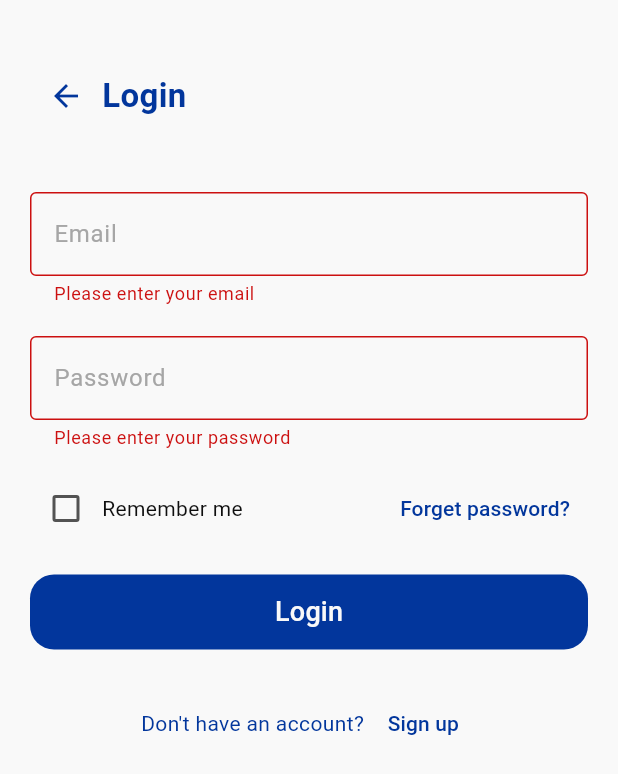
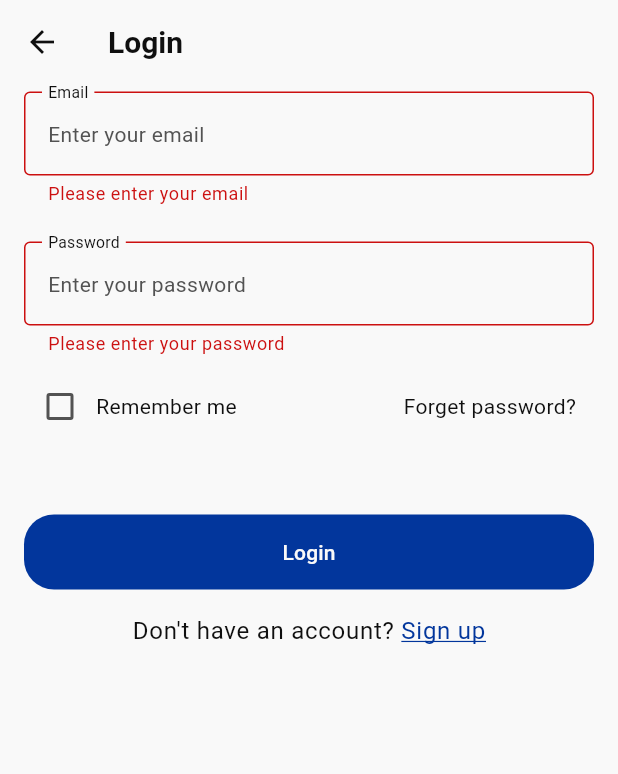
Before and after one commit to ahmedyhia123/exam_app, a Flutter app: the screen it shows after launch, after a tap on "Login", on a phone screen of 412 x 824 dp. Shown: the top 774 px of the screen. Run offline on Flutter 3.47's test engine with Material 3 defaults, Android fonts, the phone set to English and light mode, and no system bars; our stand-ins replace dartz, dio, flutter_bloc, get_it, injectable, pretty_dio_logger and 2 more; generated files the repository leaves out were written again.

Commit message:
some refactors and Signin feature done

```diff
--- a/lib/core/l10n/app_ar.arb
+++ b/lib/core/l10n/app_ar.arb
@@ -1,4 +1,5 @@
 
 {
-    "appName" : "امتحانات اونلاين"
+    "appName" : "امتحانات اونلاين",
+    "login" : "تسجيل الدخول"
 }
--- a/lib/core/l10n/app_en.arb
+++ b/lib/core/l10n/app_en.arb
@@ -1,4 +1,5 @@
 {
-    "appName" : "Exam App"
+    "appName" : "Exam App",
+    "login" : "Login"
 
 }
--- a/lib/core/l10n/translations/app_localizations.dart
+++ b/lib/core/l10n/translations/app_localizations.dart
@@ -103,6 +103,12 @@ abstract class AppLocalizations {
   /// In en, this message translates to:
   /// **'Exam App'**
   String get appName;
+
+  /// No description provided for @login.
+  ///
+  /// In en, this message translates to:
+  /// **'Login'**
+  String get login;
 }
 
 class _AppLocalizationsDelegate
--- a/lib/core/l10n/translations/app_localizations_ar.dart
+++ b/lib/core/l10n/translations/app_localizations_ar.dart
@@ -10,4 +10,7 @@ class AppLocalizationsAr extends AppLocalizations {
 
   @override
   String get appName => 'امتحانات اونلاين';
+
+  @override
+  String get login => 'تسجيل الدخول';
 }
--- a/lib/core/l10n/translations/app_localizations_en.dart
+++ b/lib/core/l10n/translations/app_localizations_en.dart
@@ -10,4 +10,7 @@ class AppLocalizationsEn extends AppLocalizations {
 
   @override
   String get appName => 'Exam App';
+
+  @override
+  String get login => 'Login';
 }
--- a/lib/core/route/routes.dart
+++ b/lib/core/route/routes.dart
@@ -2,7 +2,7 @@ import 'package:exam_app/core/DI/di.dart';
 import 'package:exam_app/core/l10n/translations/app_localizations.dart';
 import 'package:exam_app/core/provider/app_config_provider.dart';
 import 'package:exam_app/core/route/app_routes.dart';
-import 'package:exam_app/features/auth/presentation/pages/login_page.dart';
+import 'package:exam_app/features/auth/presentation/views/login_page.dart';
 import 'package:flutter/material.dart';
 
 abstract class Routes {
--- a/lib/core/theme/app_theme.dart
+++ b/lib/core/theme/app_theme.dart
@@ -5,6 +5,14 @@ abstract class AppThem {
   static ThemeData getTheme(ColorScheme colorScheme) {
     return ThemeData(
       colorScheme: colorScheme,
+      textTheme: TextTheme(
+        bodyLarge: TextStyle(fontSize: 16, color: colorScheme.secondary),
+        bodyMedium: TextStyle(fontSize: 14, color: colorScheme.secondary),
+        bodySmall: TextStyle(fontSize: 12, color: colorScheme.secondary),
+        titleLarge: TextStyle(fontSize: 20, color: colorScheme.secondary),
+        titleMedium: TextStyle(fontSize: 18, color: colorScheme.secondary),
+        titleSmall: TextStyle(fontSize: 16, color: colorScheme.secondary),
+      ),
       inputDecorationTheme: InputDecorationTheme(
         labelStyle: const TextStyle(color: AppColors.lightGray),
         enabledBorder: OutlineInputBorder(
@@ -32,7 +40,7 @@ abstract class AppThem {
         style: FilledButton.styleFrom(
           backgroundColor: AppColors.blue,
           shape: RoundedRectangleBorder(
-            borderRadius: BorderRadius.circular(16),
+            borderRadius: BorderRadius.circular(20),
           ),
         ),
       ),
--- a/lib/features/auth/api/source/auth_servises_impl.dart
+++ b/lib/features/auth/api/source/auth_servises_impl.dart
@@ -1,22 +1,22 @@
 import 'package:dartz/dartz.dart';
 import 'package:dio/dio.dart';
-import 'package:exam_app/core/DI/di.dart';
 import 'package:exam_app/core/errors/failure.dart';
-import 'package:exam_app/features/auth/api/model/SignInRespones.dart';
 import 'package:exam_app/features/auth/api/model/signin_req_params.dart';
 import 'package:exam_app/features/auth/api/apiservices/api_servises.dart';
-import 'package:exam_app/features/auth/api/model/user.dart';
 import 'package:exam_app/features/auth/data/source/auth_api_service.dart';
 import 'package:exam_app/features/auth/domin/entities/user_entity.dart';
 import 'package:injectable/injectable.dart';
 
 @Injectable(as: AuthApiService)
 class AuthApiServiceImpl implements AuthApiService {
+  final ApiServises _apiServises ;
+
+  AuthApiServiceImpl(this._apiServises);
 
   @override
   Future<Either<Failure, UserEntity>> signIn(SigninReqParams params) async {
     try {
-      var res = await getIt<ApiServises>().signIn(params.toMap());
+      var res = await _apiServises.signIn(params.toMap());
       return Right(UserEntity.fromUserDto( res.user!));
     } on DioException catch (e) {
       return Left(ServerFailure(e.response!.data['message']));
--- a/lib/features/auth/data/repository/auth_repo_impl.dart
+++ b/lib/features/auth/data/repository/auth_repo_impl.dart
@@ -1,16 +1,16 @@
 import 'package:dartz/dartz.dart';
-import 'package:exam_app/core/DI/di.dart';
 import 'package:exam_app/core/errors/failure.dart';
 import 'package:exam_app/features/auth/api/model/signin_req_params.dart';
-import 'package:exam_app/features/auth/api/model/user.dart';
 import 'package:exam_app/features/auth/data/source/auth_api_service.dart';
 import 'package:exam_app/features/auth/domin/entities/user_entity.dart';
 import 'package:exam_app/features/auth/domin/repository/auth_repo.dart';
 import 'package:injectable/injectable.dart';
-@singleton
+@injectable
 class AuthRepoImpl implements AuthRepo {
+  AuthApiService _authApiService ;
+  AuthRepoImpl(this._authApiService);
   @override
   Future<Either<Failure, UserEntity>> signIn(SigninReqParams params) async {
-    return await getIt<AuthApiService>().signIn(params);
+    return await _authApiService.signIn(params);
   }
 }
--- a/lib/features/auth/domin/entities/user_entity.dart
+++ b/lib/features/auth/domin/entities/user_entity.dart
@@ -40,4 +40,6 @@ class UserEntity {
       passwordChangedAt: userDto.passwordChangedAt,
     );
   }
+
+
 }
--- a/lib/features/auth/domin/usecases/signin.dart
+++ b/lib/features/auth/domin/usecases/signin.dart
@@ -1,15 +1,16 @@
 import 'package:dartz/dartz.dart';
-import 'package:exam_app/core/DI/di.dart';
 import 'package:exam_app/core/errors/failure.dart';
 import 'package:exam_app/core/usecases/usecases.dart';
 import 'package:exam_app/features/auth/api/model/signin_req_params.dart';
 import 'package:exam_app/features/auth/data/repository/auth_repo_impl.dart';
 import 'package:exam_app/features/auth/domin/entities/user_entity.dart';
 import 'package:injectable/injectable.dart';
-@singleton
+@injectable
 class SigninUsecase implements UseCase<Either ,SigninReqParams> {
+  AuthRepoImpl _authRepoImpl;
+  SigninUsecase(this._authRepoImpl);
   @override
   Future<Either<Failure, UserEntity>> call({SigninReqParams ? params}) async {
-    return await getIt<AuthRepoImpl>().signIn(params!);
+    return await _authRepoImpl.signIn(params!);
   }
 }
--- a/lib/features/auth/presentation/pages/login_page.dart
+++ /dev/null
@@ -1,171 +0,0 @@
-import 'package:exam_app/core/DI/di.dart';
-import 'package:exam_app/core/theme/app_colors.dart';
-import 'package:exam_app/features/auth/api/model/signin_req_params.dart';
-import 'package:exam_app/features/auth/domin/entities/user_entity.dart';
-import 'package:exam_app/features/auth/domin/usecases/signin.dart';
-import 'package:flutter/material.dart';
-
-class LoginScreen extends StatefulWidget {
-  const LoginScreen({super.key});
-
-  @override
-  State<LoginScreen> createState() => _LoginScreenState();
-}
-
-class _LoginScreenState extends State<LoginScreen> {
-  final _formKey = GlobalKey<FormState>();
-  final _emailController = TextEditingController();
-  final _passwordController = TextEditingController();
-  bool _rememberMe = false;
-
-  @override
-  void dispose() {
-    _emailController.dispose();
-    _passwordController.dispose();
-    super.dispose();
-  }
-
-  void _submit() {
-    if (_formKey.currentState!.validate()) {
-      final email = _emailController.text.trim();
-      final password = _passwordController.text.trim();
-
-      var result = getIt<SigninUsecase>().call(
-        params: SigninReqParams(email: email, password: password),
-      );
-      UserEntity? user;
-      result.then(
-        (value) => value.fold(
-          (l) => ScaffoldMessenger.of(
-            context,
-          ).showSnackBar(SnackBar(content: Text(l.message))),
-          (r) => ScaffoldMessenger.of(context).showSnackBar(
-            const SnackBar(
-              content: Text('تم بنجاح 🎉'),
-              duration: Duration(seconds: 2),
-            ),
-          ),
-        ),
-      );
-
-      print('Email: $email, Password: $password, RememberMe: $_rememberMe');
-    }
-  }
-
-  @override
-  Widget build(BuildContext context) {
-    return Scaffold(
-      body: SafeArea(
-        child: Padding(
-          padding: const EdgeInsets.all(20),
-          child: Form(
-            key: _formKey,
-            child: ListView(
-              children: [
-                const SizedBox(height: 20),
-                Row(
-                  children: [
-                    IconButton(
-                      icon: const Icon(Icons.arrow_back),
-                      onPressed: () {},
-                    ),
-                    const Text(
-                      'Login',
-                      style: TextStyle(
-                        fontSize: 22,
-                        fontWeight: FontWeight.bold,
-                      ),
-                    ),
-                  ],
-                ),
-                const SizedBox(height: 40),
-                TextFormField(
-                  controller: _emailController,
-                  keyboardType: TextInputType.emailAddress,
-                  decoration: const InputDecoration(
-                    labelText: 'Email',
-                    hintText: 'Enter your email',
-                    border: OutlineInputBorder(),
-                  ),
-                  validator: (value) {
-                    if (value == null || value.isEmpty) {
-                      return 'Please enter your email';
-                    }
-                    if (!RegExp(r'^[^@]+@[^@]+\.[^@]+').hasMatch(value)) {
-                      return 'Enter a valid email';
-                    }
-                    return null;
-                  },
-                ),
-                const SizedBox(height: 20),
-                TextFormField(
-                  controller: _passwordController,
-                  obscureText: true,
-                  decoration: const InputDecoration(
-                    labelText: 'Password',
-                    hintText: 'Enter your password',
-                    border: OutlineInputBorder(),
-                  ),
-                  validator: (value) {
-                    if (value == null || value.isEmpty) {
-                      return 'Please enter your password';
-                    }
-                    if (value.length < 6) {
-                      return 'Password must be at least 6 characters';
-                    }
-                    return null;
-                  },
-                ),
-                const SizedBox(height: 15),
-                Row(
-                  children: [
-                    Checkbox(
-                      activeColor: AppColors.gray,
-                      side: const BorderSide(color: AppColors.gray ,width: 2),
-                      value: _rememberMe,
-                      onChanged: (val) {
-                        setState(() {
-                          _rememberMe = val!;
-                        });
-                      },
-                    ),
-                    const Text('Remember me' ,style: TextStyle(color: AppColors.black),),
-                    const Spacer(),
-                    TextButton(
-                      onPressed: () {
-                        // ننتقل إلى صفحة نسيان كلمة المرور
-                      },
-                      child: const Text('Forget password?'),
-                    ),
-                  ],
-                ),
-                const SizedBox(height: 20),
-                SizedBox(
-                  height: 50,
-                  child: FilledButton(
-                    onPressed: _submit,
-
-                    child: const Text('Login', style: TextStyle(fontSize: 18)),
-                  ),
-                ),
-                const SizedBox(height: 25),
-                Row(
-                  mainAxisAlignment: MainAxisAlignment.center,
-                  children: [
-                    const Text("Don't have an account? "),
-                    TextButton(
-                      onPressed: () {
-                        // ننتقل إلى صفحة التسجيل
-                      },
-                      child: const Text('Sign up'),
-                    ),
-                  ],
-                ),
-              ],
-            ),
-          ),
-        ),
-      ),
-    );
-  }
-}
--- /dev/null
+++ b/lib/features/auth/presentation/view_model/cubit/signin_cubit.dart
@@ -0,0 +1,25 @@
+
+import 'package:exam_app/core/errors/failure.dart';
+import 'package:exam_app/features/auth/api/model/signin_req_params.dart';
+import 'package:exam_app/features/auth/domin/usecases/signin.dart';
+import 'package:flutter_bloc/flutter_bloc.dart';
+import 'package:injectable/injectable.dart';
+import 'package:meta/meta.dart';
+part 'signin_state.dart';
+
+@injectable
+class SigninCubit extends Cubit<SigninState> {
+  SigninCubit(this._signinUsecase) : super(SigninInitial());
+  final SigninUsecase _signinUsecase;
+  void signIn(SigninReqParams params) async {
+    emit(SigninLoading());
+  await _signinUsecase.call(params: params).then(
+      (value) => value.fold(
+        (l)  {
+          emit(SigninFailure(l));},
+        (r) {
+          emit(SigninSuccess());},
+      ),
+    );
+  }
+}
--- /dev/null
+++ b/lib/features/auth/presentation/view_model/cubit/signin_state.dart
@@ -0,0 +1,12 @@
+part of 'signin_cubit.dart';
+
+@immutable
+sealed class SigninState {}
+
+final class SigninInitial extends SigninState {}
+final class SigninSuccess extends SigninState {}
+final class SigninLoading extends SigninState {}
+final class SigninFailure extends SigninState {
+  final Failure failure;
+  SigninFailure(this.failure);
+}
--- /dev/null
+++ b/lib/features/auth/presentation/views/login_page.dart
@@ -0,0 +1,35 @@
+import 'package:exam_app/core/DI/di.dart';
+import 'package:exam_app/core/theme/app_colors.dart';
+import 'package:exam_app/core/l10n/translations/app_localizations.dart';
+import 'package:exam_app/features/auth/presentation/view_model/cubit/signin_cubit.dart';
+import 'package:exam_app/features/auth/presentation/views/widgets/login_form.dart';
+import 'package:flutter/material.dart';
+import 'package:flutter_bloc/flutter_bloc.dart';
+
+class LoginScreen extends StatelessWidget {
+  const LoginScreen({super.key});
+
+  @override
+  Widget build(BuildContext context) {
+    return BlocProvider<SigninCubit>(
+      create: (context) => getIt.get<SigninCubit>(),
+      child: Scaffold(
+        appBar: AppBar(
+          leading: const BackButton(color: AppColors.black),
+          title: Text(
+            AppLocalizations.of(context)!.login,
+            style: Theme.of(
+              context,
+            ).textTheme.titleLarge?.copyWith(fontWeight: FontWeight.w600),
+          ),
+        ),
+        body: const SafeArea(
+          child: Padding(
+            padding: EdgeInsets.symmetric(horizontal: 16),
+            child: LoginForm(),
+          ),
+        ),
+      ),
+    );
+  }
+}
--- /dev/null
+++ b/lib/features/auth/presentation/views/widgets/login_footer.dart
@@ -0,0 +1,25 @@
+import 'package:flutter/material.dart';
+import 'package:exam_app/core/theme/app_colors.dart';
+
+class LoginFooter extends StatelessWidget {
+  const LoginFooter({super.key});
+
+  @override
+  Widget build(BuildContext context) {
+    final textTheme = Theme.of(context).textTheme;
+
+    return Row(
+      mainAxisAlignment: MainAxisAlignment.center,
+      children: [
+        Text("Don't have an account? ", style: textTheme.bodyLarge),
+        Text(
+          'Sign up',
+          style: textTheme.bodyLarge?.copyWith(
+            color: AppColors.blue,
+            decoration: TextDecoration.underline,
+          ),
+        ),
+      ],
+    );
+  }
+}
--- /dev/null
+++ b/lib/features/auth/presentation/views/widgets/login_form.dart
@@ -0,0 +1,167 @@
+import 'dart:developer';
+
+import 'package:exam_app/features/auth/presentation/view_model/cubit/signin_cubit.dart';
+import 'package:flutter/material.dart';
+import 'package:exam_app/core/theme/app_colors.dart';
+import 'package:exam_app/features/auth/api/model/signin_req_params.dart';
+import 'package:flutter_bloc/flutter_bloc.dart';
+import 'login_footer.dart';
+
+class LoginForm extends StatefulWidget {
+  const LoginForm({super.key});
+
+  @override
+  State<LoginForm> createState() => _LoginFormState();
+}
+
+class _LoginFormState extends State<LoginForm> {
+  final _formKey = GlobalKey<FormState>();
+  final _emailController = TextEditingController();
+  final _passwordController = TextEditingController();
+  bool _rememberMe = false;
+  bool isLoading = false;
+
+  @override
+  void dispose() {
+    _emailController.dispose();
+    _passwordController.dispose();
+    super.dispose();
+  }
+
+  void _submit() {
+    if (_formKey.currentState!.validate()) {
+      final email = _emailController.text.trim();
+      final password = _passwordController.text.trim();
+
+      context.read<SigninCubit>().signIn(
+        SigninReqParams(email: email, password: password),
+      );
+    }
+  }
+
+  @override
+  Widget build(BuildContext context) {
+    final textTheme = Theme.of(context).textTheme;
+    return BlocConsumer<SigninCubit, SigninState>(
+      listener: (context, state) {
+        if(state is SigninLoading){
+          log('state is SigninLoading');
+          isLoading = true;}
+        if (state is SigninSuccess) {
+          log('state is SigninSuccess');
+          ScaffoldMessenger.of(context).showSnackBar(
+
+            const SnackBar(
+              backgroundColor: AppColors.green,
+              content: Text('Login successful'),
+            )
+          );
+          isLoading = false;
+        }
+        if (state is SigninFailure) {
+          log('state is SigninFailure');
+          ScaffoldMessenger.of(context).showSnackBar(
+            const SnackBar(
+              backgroundColor: AppColors.red,
+              content: Text('invalid email or password'),
+            ),
+          );
+          isLoading = false;
+        }
+      },
+      builder: (context, state) {
+        return Form(
+          key: _formKey,
+          child: ListView(
+            children: [
+              const SizedBox(height: 5),
+              TextFormField(
+                controller: _emailController,
+                keyboardType: TextInputType.emailAddress,
+                decoration: InputDecoration(
+                  floatingLabelBehavior: FloatingLabelBehavior.always,
+                  labelStyle: textTheme.bodyMedium,
+                  labelText: 'Email',
+                  hintText: 'Enter your email',
+                  hintStyle: textTheme.bodyMedium?.copyWith(
+                    color: AppColors.gray,
+                  ),
+                  border: const OutlineInputBorder(),
+                ),
+                validator: (value) {
+                  if (value == null || value.isEmpty) {
+                    return 'Please enter your email';
+                  }
+                  if (!RegExp(r'^[^@]+@[^@]+\.[^@]+').hasMatch(value)) {
+                    return 'Enter a valid email';
+                  }
+                  return null;
+                },
+              ),
+              const SizedBox(height: 24),
+              TextFormField(
+                controller: _passwordController,
+                obscureText: true,
+                decoration: InputDecoration(
+                  floatingLabelBehavior: FloatingLabelBehavior.always,
+                  labelStyle: textTheme.bodyMedium,
+                  labelText: 'Password',
+                  hintText: 'Enter your password',
+                  hintStyle: textTheme.bodyMedium?.copyWith(
+                    color: AppColors.gray,
+                  ),
+                  border: const OutlineInputBorder(),
+                ),
+                validator: (value) {
+                  if (value == null || value.isEmpty) {
+                    return 'Please enter your password';
+                  }
+                  if (value.length < 6) {
+                    return 'Password must be at least 6 characters';
+                  }
+                  return null;
+                },
+              ),
+              const SizedBox(height: 10),
+              Row(
+                children: [
+                  Checkbox(
+                    activeColor: AppColors.gray,
+                    side: const BorderSide(color: AppColors.gray, width: 2),
+                    value: _rememberMe,
+                    onChanged: (val) => setState(() => _rememberMe = val!),
+                  ),
+                  Text('Remember me', style: textTheme.bodyMedium),
+                  const Spacer(),
+                  TextButton(
+                    onPressed: () {
+                      setState(() {});
+                    },
+                    child: Text(
+                      'Forget password?',
+                      style: textTheme.bodyMedium,
+                    ),
+                  ),
+                ],
+              ),
+              const SizedBox(height: 48),
+              SizedBox(
+                height: 50,
+                child: FilledButton(
+                  onPressed: _submit,
+                  child: isLoading
+                      ? const CircularProgressIndicator(
+                        color: AppColors.white,
+                      )
+                      : const Text('Login'),
+                ),
+              ),
+              const SizedBox(height: 16),
+              const LoginFooter(),
+            ],
+          ),
+        );
+      },
+    );
+  }
+}
--- a/pubspec.yaml
+++ b/pubspec.yaml
@@ -39,6 +39,7 @@ dependencies:
   retrofit: ^4.6.0
   json_annotation: ^4.9.0
   dartz:
+  flutter_bloc:
 
   flutter_localizations:
     sdk: flutter
@@ -47,6 +48,7 @@ dependencies:
   # The following adds the Cupertino Icons font to your application.
   # Use with the CupertinoIcons class for iOS style icons.
   cupertino_icons: ^1.0.8
+  meta: ^1.16.0
 
 dev_dependencies:
   flutter_test:
```
Also changed, not shown: lib/core/DI/di.config.dart, pubspec.lock.
